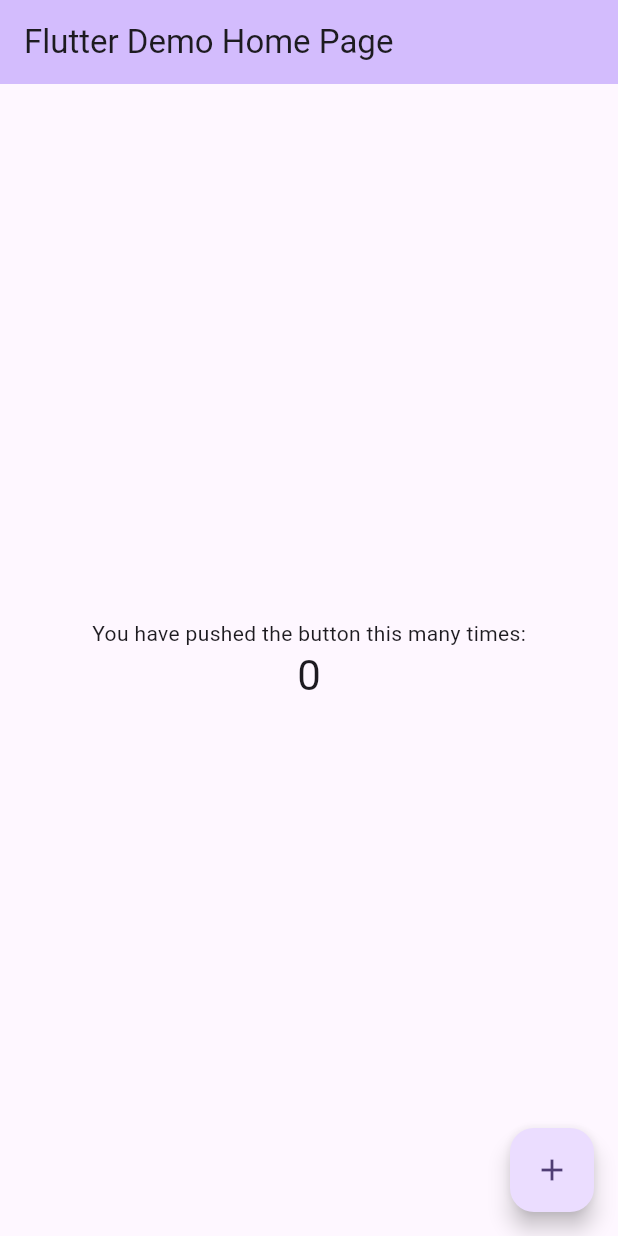
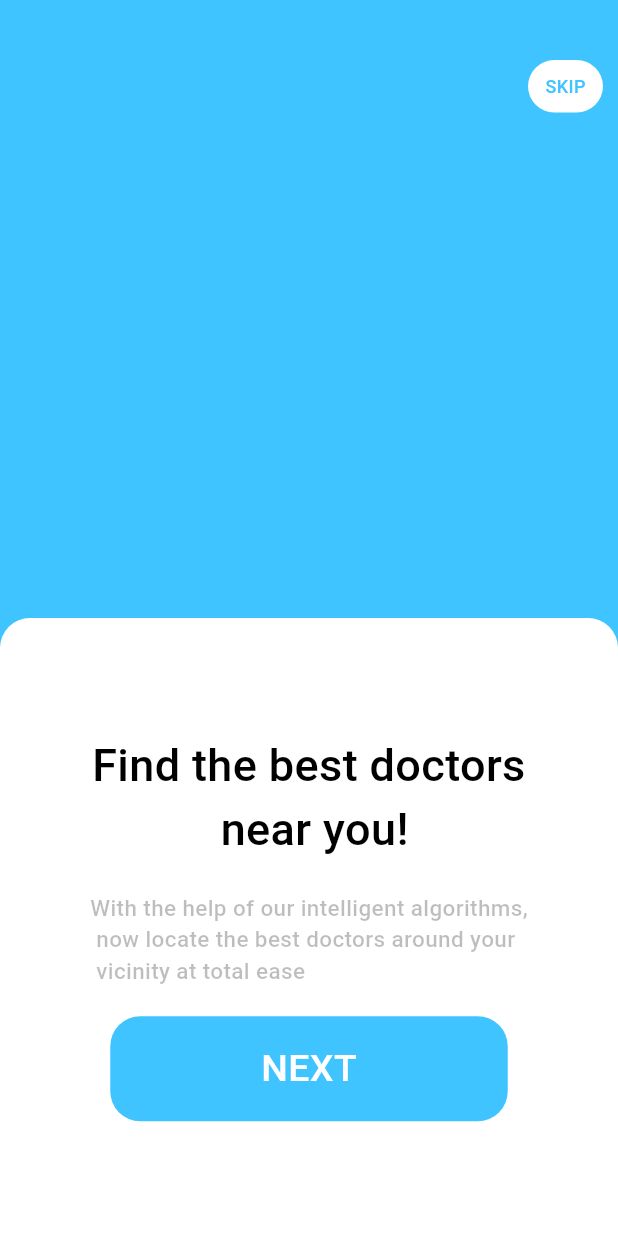
Before and after one commit to udityaprakash/MT-Patient-App, a Flutter app: the screen it shows after launch, on a phone screen of 412 x 824 dp. Run offline on Flutter 3.47's test engine with Material 2 defaults, Android fonts, the light colour scheme and no system bars; our stand-ins replace flutter_svg.

Commit message:
splash, intro implemented

```diff
--- a/lib/main.dart
+++ b/lib/main.dart
@@ -1,4 +1,7 @@
 import 'package:flutter/material.dart';
+import 'package:meditransparency/utils/screens/splash_screen.dart';
+
+import 'utils/screens/intro_screen.dart';
 
 void main() {
   runApp(const MyApp());
@@ -7,119 +10,16 @@ void main() {
 class MyApp extends StatelessWidget {
   const MyApp({super.key});
 
-  // This widget is the root of your application.
   @override
   Widget build(BuildContext context) {
     return MaterialApp(
       title: 'Flutter Demo',
+      debugShowCheckedModeBanner: false,
       theme: ThemeData(
-        // This is the theme of your application.
-        //
-        // TRY THIS: Try running your application with "flutter run". You'll see
-        // the application has a blue toolbar. Then, without quitting the app,
-        // try changing the seedColor in the colorScheme below to Colors.green
-        // and then invoke "hot reload" (save your changes or press the "hot
-        // reload" button in a Flutter-supported IDE, or press "r" if you used
-        // the command line to start the app).
-        //
-        // Notice that the counter didn't reset back to zero; the application
-        // state is not lost during the reload. To reset the state, use hot
-        // restart instead.
-        //
-        // This works for code too, not just values: Most code changes can be
-        // tested with just a hot reload.
         colorScheme: ColorScheme.fromSeed(seedColor: Colors.deepPurple),
         useMaterial3: true,
       ),
-      home: const MyHomePage(title: 'Flutter Demo Home Page'),
+      home: const IntroScreen(),
     );
   }
 }
-
-class MyHomePage extends StatefulWidget {
-  const MyHomePage({super.key, required this.title});
-
-  // This widget is the home page of your application. It is stateful, meaning
-  // that it has a State object (defined below) that contains fields that affect
-  // how it looks.
-
-  // This class is the configuration for the state. It holds the values (in this
-  // case the title) provided by the parent (in this case the App widget) and
-  // used by the build method of the State. Fields in a Widget subclass are
-  // always marked "final".
-
-  final String title;
-
-  @override
-  State<MyHomePage> createState() => _MyHomePageState();
-}
-
-class _MyHomePageState extends State<MyHomePage> {
-  int _counter = 0;
-
-  void _incrementCounter() {
-    setState(() {
-      // This call to setState tells the Flutter framework that something has
-      // changed in this State, which causes it to rerun the build method below
-      // so that the display can reflect the updated values. If we changed
-      // _counter without calling setState(), then the build method would not be
-      // called again, and so nothing would appear to happen.
-      _counter++;
-    });
-  }
-
-  @override
-  Widget build(BuildContext context) {
-    // This method is rerun every time setState is called, for instance as done
-    // by the _incrementCounter method above.
-    //
-    // The Flutter framework has been optimized to make rerunning build methods
-    // fast, so that you can just rebuild anything that needs updating rather
-    // than having to individually change instances of widgets.
-    return Scaffold(
-      appBar: AppBar(
-        // TRY THIS: Try changing the color here to a specific color (to
-        // Colors.amber, perhaps?) and trigger a hot reload to see the AppBar
-        // change color while the other colors stay the same.
-        backgroundColor: Theme.of(context).colorScheme.inversePrimary,
-        // Here we take the value from the MyHomePage object that was created by
-        // the App.build method, and use it to set our appbar title.
-        title: Text(widget.title),
-      ),
-      body: Center(
-        // Center is a layout widget. It takes a single child and positions it
-        // in the middle of the parent.
-        child: Column(
-          // Column is also a layout widget. It takes a list of children and
-          // arranges them vertically. By default, it sizes itself to fit its
-          // children horizontally, and tries to be as tall as its parent.
-          //
-          // Column has various properties to control how it sizes itself and
-          // how it positions its children. Here we use mainAxisAlignment to
-          // center the children vertically; the main axis here is the vertical
-          // axis because Columns are vertical (the cross axis would be
-          // horizontal).
-          //
-          // TRY THIS: Invoke "debug painting" (choose the "Toggle Debug Paint"
-          // action in the IDE, or press "p" in the console), to see the
-          // wireframe for each widget.
-          mainAxisAlignment: MainAxisAlignment.center,
-          children: <Widget>[
-            const Text(
-              'You have pushed the button this many times:',
-            ),
-            Text(
-              '$_counter',
-              style: Theme.of(context).textTheme.headlineMedium,
-            ),
-          ],
-        ),
-      ),
-      floatingActionButton: FloatingActionButton(
-        onPressed: _incrementCounter,
-        tooltip: 'Increment',
-        child: const Icon(Icons.add),
-      ), // This trailing comma makes auto-formatting nicer for build methods.
-    );
-  }
-}
--- /dev/null
+++ b/lib/utils/screens/intro_screen.dart
@@ -0,0 +1,160 @@
+import 'package:flutter/material.dart';
+import 'package:flutter_svg/flutter_svg.dart';
+
+class IntroScreen extends StatefulWidget {
+ const IntroScreen({super.key});
+
+  @override
+  State<IntroScreen> createState() => _IntoScreenState();
+}
+
+class _IntoScreenState extends State<IntroScreen> {
+  int index = 0;
+
+  var data = [
+    {
+      "titletext": "Find the best doctors\n near you!",
+      "description":
+          "With the help of our intelligent algorithms,\n now locate the best doctors around your\n vicinity at total ease "
+    },
+    {
+      "titletext": "Schedule appointments\n with expert doctors",
+      "description":
+          "Find experienced specialist doctors with a\n good ratings and reviews and book you\n appointments hassle free."
+    },
+    {
+      "titletext": "Find Help from our AI\n Assistant!",
+      "description":
+          "An AI assistant integrated into our app\n revolutionizes the patient experience by\n providing real-time support."
+    },
+  ];
+
+  updateincrementindex() {
+    if (index < 2) {
+      setState(() {
+        index++;
+      });
+    }
+  }
+
+  updatedecrementindex() {
+    if (index <= 2) {
+      setState(() {
+        index--;
+      });
+    }
+  }
+
+  @override
+  Widget build(BuildContext context) {
+    return Scaffold(
+        backgroundColor: Colors.lightBlueAccent,
+        body: Column(
+          children: [
+            Container(
+              height: MediaQuery.of(context).size.height / 2,
+              color: Colors.lightBlueAccent,
+              child: Column(
+                children: [
+                  Row(
+                      mainAxisAlignment: index == 0
+                          ? MainAxisAlignment.end
+                          : MainAxisAlignment.spaceBetween,
+                      crossAxisAlignment: CrossAxisAlignment.end,
+                      children: [
+                        if (index > 0)
+                          Padding(
+                            padding: const EdgeInsets.only(left: 10, top: 40),
+                            child: IconButton(
+                              icon: const Icon(Icons.arrow_back),
+                              iconSize: 24,
+                              onPressed: () {
+                                updatedecrementindex();
+                              },
+                            ),
+                          ),
+                        if (index < 2)
+                          Padding(
+                            padding: const EdgeInsets.only(top: 40, right: 10),
+                            child: Container(
+                                decoration: BoxDecoration(
+                                  borderRadius: BorderRadius.circular(20),
+                                  color: Colors.white,
+                                ),
+                                width: 50,
+                                height: 35,
+                                child: const Center(
+                                  child: Text("SKIP",
+                                      style: TextStyle(
+                                          color: Colors.lightBlueAccent,
+                                          fontSize: 12,
+                                          fontStyle: FontStyle.normal,
+                                          fontWeight: FontWeight.w500)),
+                                )),
+                          ),
+                      ])
+                ],
+              ),
+            ),
+            Container(
+              decoration: const BoxDecoration(
+                  color: Colors.white,
+                  borderRadius: BorderRadius.only(
+                      topLeft: Radius.circular(20),
+                      topRight: Radius.circular(20))),
+              height: MediaQuery.of(context).size.height / 2,
+              width: MediaQuery.of(context).size.width,
+              child: Column(
+                  mainAxisAlignment: MainAxisAlignment.center,
+                  crossAxisAlignment: CrossAxisAlignment.center,
+                  children: [
+                    Text(
+                      data[index]['titletext']!,
+                      style: const TextStyle(
+                          fontSize: 30,
+                          fontStyle: FontStyle.normal,
+                          fontWeight: FontWeight.w500,
+                          color: Colors.black),
+                      textAlign: TextAlign.center,
+                    ),
+                    const SizedBox(
+                      height: 20,
+                    ),
+                    Text(
+                      data[index]['description']!,
+                      style: const TextStyle(
+                          fontSize: 15,
+                          fontStyle: FontStyle.normal,
+                          fontWeight: FontWeight.w500,
+                          color: Colors.black26),
+                    ),
+                    const SizedBox(
+                      height: 20,
+                    ),
+                    InkWell(
+                      onTap: () {
+                        updateincrementindex();
+                      },
+                      child: Container(
+                        width: 265,
+                        height: 70,
+                        decoration: BoxDecoration(
+                          borderRadius: BorderRadius.circular(20),
+                          color: Colors.lightBlueAccent,
+                        ),
+                        child: const Center(
+                          child: Text("NEXT",
+                              style: TextStyle(
+                                  color: Colors.white,
+                                  fontSize: 25,
+                                  fontStyle: FontStyle.normal,
+                                  fontWeight: FontWeight.w500)),
+                        ),
+                      ),
+                    )
+                  ]),
+            )
+          ],
+        ));
+  }
+}
--- a/lib/utils/screens/splash_screen.dart
+++ b/lib/utils/screens/splash_screen.dart
@@ -0,0 +1,12 @@
+import 'package:flutter/material.dart';
+import 'package:flutter_svg/flutter_svg.dart';
+
+class SplashScreen extends StatelessWidget {
+  const SplashScreen({super.key});
+
+  @override
+  Widget build(BuildContext context) {
+    return Scaffold(
+        body: Center(child: SvgPicture.asset("")));
+  }
+}
```
Also changed, not shown: pubspec.yaml (+4 -3 lines), pubspec.lock.
